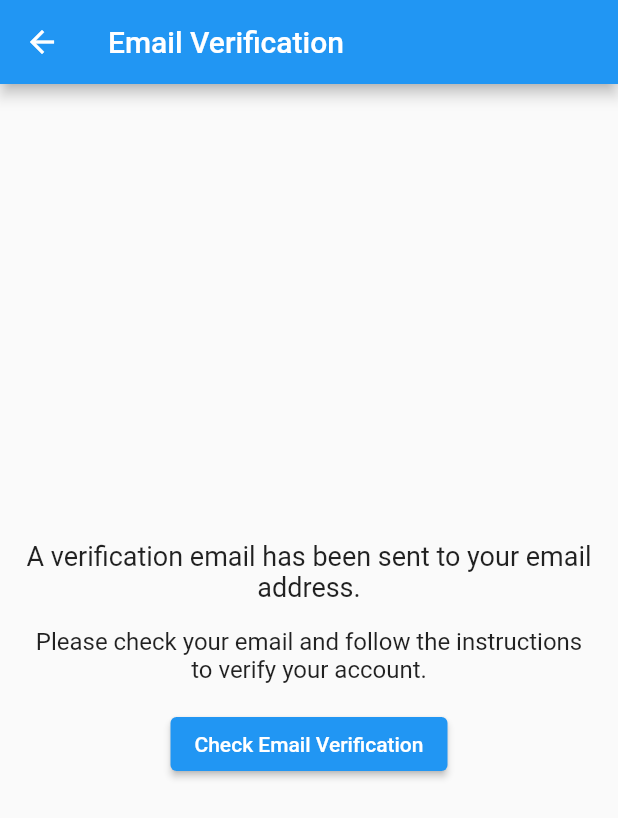
After one commit to caliverX/Astro44, a Flutter app: the EmailVerificationPage screen opened directly, on a phone screen of 412 x 824 dp. The commit adds this screen. Shown: the top 818 px of the screen. Run offline on Flutter 3.47's test engine with Material 2 defaults, Android fonts, the phone set to English and light mode, and no system bars; our stand-ins replace firebase_auth, firebase_core, google_sign_in; accounts and stored records are empty; network calls fail.

Commit message:
fixed email vervication code

```diff
--- a/lib/main.dart
+++ b/lib/main.dart
@@ -1,6 +1,5 @@
 import 'package:flutter/material.dart';
 import 'pages/auth_page.dart';
-import 'pages/login_page.dart';
 import 'package:firebase_core/firebase_core.dart';
 import 'firebase_options.dart';
 
--- /dev/null
+++ b/lib/pages/email_verification_page.dart
@@ -0,0 +1,91 @@
+import 'package:flutter/material.dart';
+import 'package:firebase_auth/firebase_auth.dart';
+import 'package:astro44/pages/home_page.dart';
+
+class EmailVerificationPage extends StatefulWidget {
+  const EmailVerificationPage({Key? key}) : super(key: key);
+
+  @override
+  _EmailVerificationPageState createState() => _EmailVerificationPageState();
+}
+
+class _EmailVerificationPageState extends State<EmailVerificationPage> {
+  User? _user;
+
+  @override
+  void initState() {
+    super.initState();
+    _user = FirebaseAuth.instance.currentUser;
+    _sendVerificationEmail();
+  }
+
+  void _sendVerificationEmail() async {
+    if (_user != null && !_user!.emailVerified) {
+      try {
+        await _user!.reload();
+      } catch (e) {
+        // Handle the error
+      }
+
+      if (_user!.emailVerified) {
+        Navigator.pushReplacement(
+          context,
+          MaterialPageRoute(builder: (context) => HomePage()),
+        );
+      } else {
+        ScaffoldMessenger.of(context).showSnackBar(
+          SnackBar(
+              content: Text('Email not verified yet.'),
+          ),
+        );
+      }
+    }
+  }
+
+  @override
+  Widget build(BuildContext context) {
+    return Scaffold(
+      appBar: AppBar(
+        title: Text('Email Verification'),
+      ),
+      body: Padding(
+        padding: EdgeInsets.all(16.0),
+        child: Column(
+          mainAxisAlignment: MainAxisAlignment.center,
+          children: [
+            Text(
+              'A verification email has been sent to your email address.',
+              textAlign: TextAlign.center,
+              style: TextStyle(fontSize: 18.0),
+            ),
+            SizedBox(height: 16.0),
+            Text(
+              'Please check your email and follow the instructions to verify your account.',
+              textAlign: TextAlign.center,
+              style: TextStyle(fontSize: 16.0),
+            ),
+            SizedBox(height: 16.0),
+            ElevatedButton(
+              onPressed: () {
+                _user!.reload();
+                if (_user!.emailVerified) {
+                  Navigator.pushReplacement(
+                    context,
+                    MaterialPageRoute(builder: (context) => HomePage()),
+                  );
+                } else {
+                  ScaffoldMessenger.of(context).showSnackBar(
+                    SnackBar(
+                      content: Text('Email not verified yet.'),
+                    ),
+                  );
+                }
+              },
+              child: Text('Check Email Verification'),
+            ),
+          ],
+        ),
+      ),
+    );
+  }
+}
--- a/lib/pages/login_or_register_page.dart
+++ b/lib/pages/login_or_register_page.dart
@@ -1,3 +1,4 @@
+//and that is my login_or_register_page.dart
 import 'package:astro44/pages/login_page.dart';
 import 'package:astro44/pages/register_page.dart';
 import 'package:flutter/material.dart';
--- a/lib/pages/login_page.dart
+++ b/lib/pages/login_page.dart
@@ -1,3 +1,4 @@
+import 'package:astro44/servieces/auth_service.dart';
 import 'package:firebase_auth/firebase_auth.dart';
 import 'package:flutter/material.dart';
 import 'package:astro44/componets/my_textfield.dart';
@@ -206,12 +207,9 @@ class _LoginPageState extends State<LoginPage> {
                   children: [
                     //google button
                     SquareTitle(
+                      onTap: () => AuthService().signInWithGoogle(),
                         imagePath: "lib/images/Google__G__Logo.svg.png"),
                     SizedBox(width: 10),
-
-                    //apple button
-                    SquareTitle(
-                        imagePath: "lib/images/apple-logo-transparent.png"),
                   ],
                 ),
                 const SizedBox(height: 10),
```
Also changed, not shown: lib/componets/square.dart (+6 -1 lines), lib/pages/auth_page.dart (+17 -10 lines), lib/pages/register_page.dart (+36 -29 lines), lib/servieces/auth_service.dart (added, +20 -0 lines), 1 other file.
